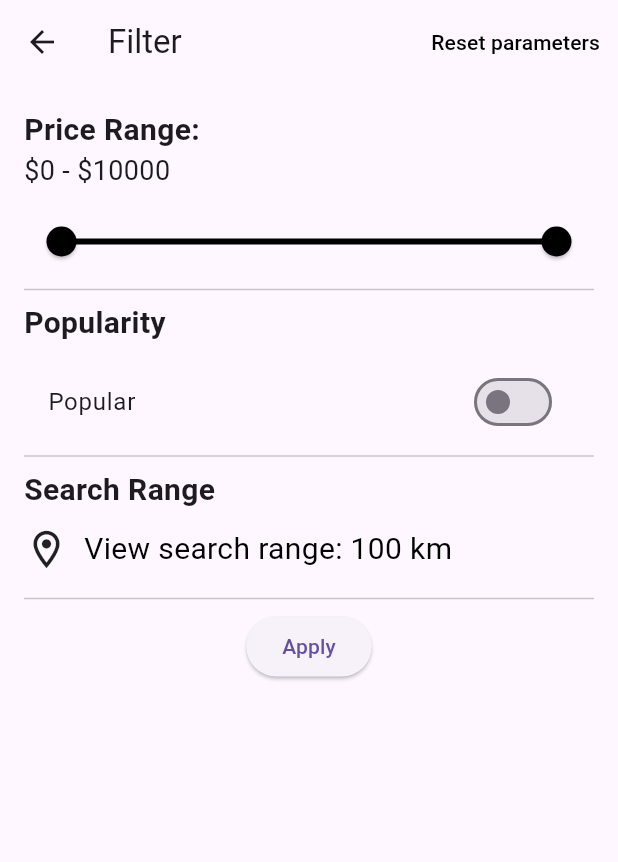
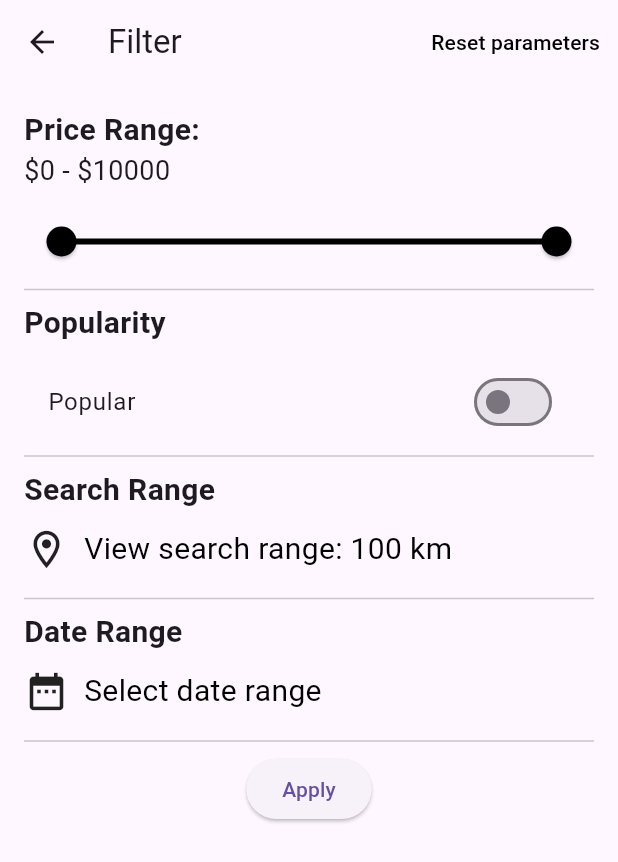
Before and after one commit to the-code-team/PostIn-App, a Flutter app: the EventsFilterPage screen opened directly, on a phone screen of 412 x 824 dp. Shown: the top 862 px of the screen. Run offline on Flutter 3.47's test engine with Material 3 defaults, Android fonts, the phone set to English and light mode, and no system bars; our stand-ins replace flutter_map, latlong2; statements that could not run were skipped.

Commit message:
feat: data range button

```diff
--- a/lib/components/filter/filterPage.dart
+++ b/lib/components/filter/filterPage.dart
@@ -11,6 +11,7 @@ class _EventsFilterPageState extends State<EventsFilterPage> {
   bool _isPopularSelected = false;
   RangeValues _priceRange = RangeValues(0, 10000);
   int _searchRange = 100;
+  RangeValues _rangeDates = RangeValues(0, 0); // Initial values for date range
 
   @override
   Widget build(BuildContext context) {
@@ -72,6 +73,12 @@ class _EventsFilterPageState extends State<EventsFilterPage> {
             searchRange(context, _searchRange, (int value) {
               setState(() {
                 _searchRange = value;
+              });
+            }),
+            Divider(),
+            rangeDateS(context, _rangeDates, (RangeValues values) {
+              setState(() {
+                _rangeDates = values;
               });
             }),
             Divider(),
@@ -142,6 +149,47 @@ Widget searchRange(
   );
 }
 
+Widget rangeDateS(
+  BuildContext context,
+  RangeValues _rangeDates,
+  Function(RangeValues) onDateChanged,
+) {
+  return Column(
+    crossAxisAlignment: CrossAxisAlignment.start,
+    children: [
+      Text(
+        'Date Range',
+        style: TextStyle(
+          fontSize: 20,
+          fontWeight: FontWeight.bold,
+        ),
+      ),
+      SizedBox(height: 10),
+      GestureDetector(
+        onTap: () async {
+          // Navigate to another screen or perform any action
+          // For example, you can navigate to a date picker screen
+          // and then update the date range based on the selected dates
+        },
+        child: Row(
+          children: [
+            Icon(Icons.date_range, size: 30),
+            SizedBox(width: 10),
+            Text(
+              'Select date range',
+              style: TextStyle(
+                color: Theme.of(context).primaryColor,
+                fontSize: 20,
+              ),
+            ),
+          ],
+        ),
+      ),
+      SizedBox(height: 10),
+    ],
+  );
+}
+
 Widget priceRangeSlider(BuildContext context, RangeValues _priceRange,
     Function(RangeValues) onChanged) {
   return Column(
```
